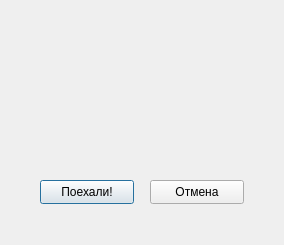
Above: plugins/HashCalculator/controldialog.ui from RA9OAJ/rexloader before the change. Below: the same form after it.
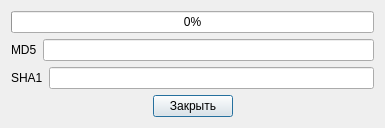
That is the form after the change.

```diff
--- a/plugins/HashCalculator/controldialog.ui
+++ b/plugins/HashCalculator/controldialog.ui
@@ -6,39 +6,104 @@
    <rect>
     <x>0</x>
     <y>0</y>
-    <width>284</width>
-    <height>245</height>
+    <width>385</width>
+    <height>123</height>
    </rect>
   </property>
   <property name="windowTitle">
    <string>Dialog</string>
   </property>
-  <widget class="QPushButton" name="pushButton">
-   <property name="geometry">
-    <rect>
-     <x>40</x>
-     <y>180</y>
-     <width>94</width>
-     <height>24</height>
-    </rect>
-   </property>
-   <property name="text">
-    <string>Поехали!</string>
-   </property>
-  </widget>
-  <widget class="QPushButton" name="pushButton_2">
-   <property name="geometry">
-    <rect>
-     <x>150</x>
-     <y>180</y>
-     <width>94</width>
-     <height>24</height>
-    </rect>
-   </property>
-   <property name="text">
-    <string>Отмена</string>
-   </property>
-  </widget>
+  <layout class="QVBoxLayout" name="verticalLayout">
+   <item>
+    <widget class="QProgressBar" name="progressBar">
+     <property name="value">
+      <number>0</number>
+     </property>
+    </widget>
+   </item>
+   <item>
+    <layout class="QHBoxLayout" name="horizontalLayout_2">
+     <item>
+      <widget class="QLabel" name="label">
+       <property name="text">
+        <string>MD5</string>
+       </property>
+      </widget>
+     </item>
+     <item>
+      <widget class="QLineEdit" name="md5_result">
+       <property name="readOnly">
+        <bool>true</bool>
+       </property>
+      </widget>
+     </item>
+    </layout>
+   </item>
+   <item>
+    <layout class="QHBoxLayout" name="horizontalLayout">
+     <item>
+      <widget class="QLabel" name="label_2">
+       <property name="text">
+        <string>SHA1</string>
+       </property>
+      </widget>
+     </item>
+     <item>
+      <widget class="QLineEdit" name="sha1_result"/>
+     </item>
+    </layout>
+   </item>
+   <item>
+    <layout class="QHBoxLayout" name="horizontalLayout_3">
+     <item>
+      <spacer name="horizontalSpacer">
+       <property name="orientation">
+        <enum>Qt::Horizontal</enum>
+       </property>
+       <property name="sizeHint" stdset="0">
+        <size>
+         <width>40</width>
+         <height>20</height>
+        </size>
+       </property>
+      </spacer>
+     </item>
+     <item>
+      <widget class="QPushButton" name="btnStop">
+       <property name="text">
+        <string>Закрыть</string>
+       </property>
+      </widget>
+     </item>
+     <item>
+      <spacer name="horizontalSpacer_2">
+       <property name="orientation">
+        <enum>Qt::Horizontal</enum>
+       </property>
+       <property name="sizeHint" stdset="0">
+        <size>
+         <width>40</width>
+         <height>20</height>
+        </size>
+       </property>
+      </spacer>
+     </item>
+    </layout>
+   </item>
+   <item>
+    <spacer name="verticalSpacer">
+     <property name="orientation">
+      <enum>Qt::Vertical</enum>
+     </property>
+     <property name="sizeHint" stdset="0">
+      <size>
+       <width>20</width>
+       <height>40</height>
+      </size>
+     </property>
+    </spacer>
+   </item>
+  </layout>
  </widget>
  <resources/>
  <connections>
```
Left out of the diff: 37 changed lines with no effect on the pictures.
